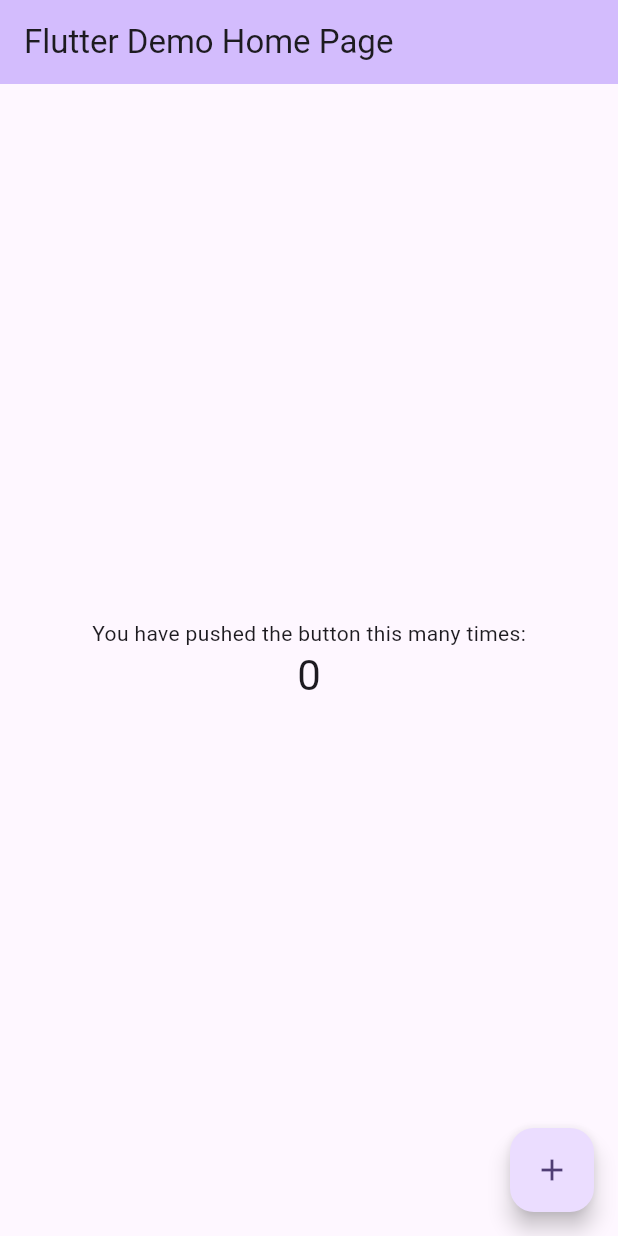
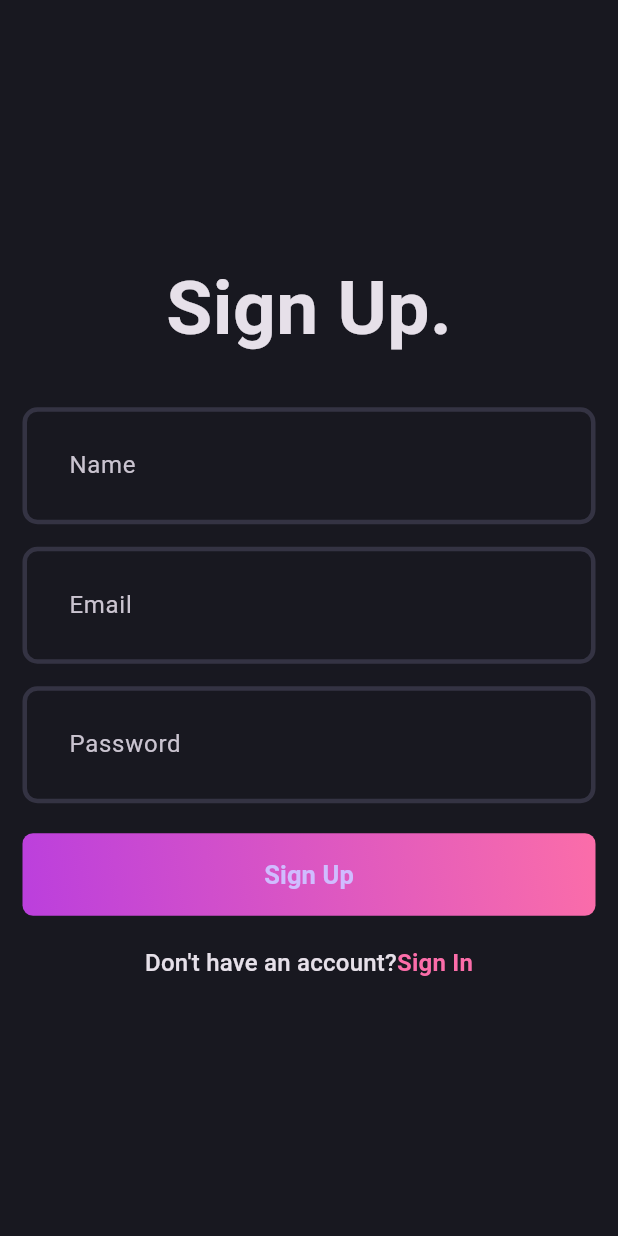
Before and after one commit to kushaalchallani/blogapp, a Flutter app: the screen it shows after launch, on a phone screen of 412 x 824 dp. Run offline on Flutter 3.47's test engine with Material 3 defaults, Android fonts, the phone set to English and light mode, and no system bars.

Commit message:
[Added] Signup Page UI

```diff
--- /dev/null
+++ b/lib/core/theme/app_pallete.dart
@@ -0,0 +1,13 @@
+import 'package:flutter/material.dart';
+
+class AppPallete {
+  static const Color backgroundColor = Color.fromRGBO(24, 24, 32, 1);
+  static const Color gradient1 = Color.fromRGBO(187, 63, 221, 1);
+  static const Color gradient2 = Color.fromRGBO(251, 109, 169, 1);
+  static const Color gradient3 = Color.fromRGBO(255, 159, 124, 1);
+  static const Color borderColor = Color.fromRGBO(52, 51, 67, 1);
+  static const Color whiteColor = Colors.white;
+  static const Color greyColor = Colors.grey;
+  static const Color errorColor = Colors.redAccent;
+  static const Color transparentColor = Colors.transparent;
+}
--- /dev/null
+++ b/lib/core/theme/theme.dart
@@ -0,0 +1,18 @@
+import 'package:blogapp/core/theme/app_pallete.dart';
+import 'package:flutter/material.dart';
+
+class AppTheme {
+  static _border([Color color = AppPallete.borderColor]) => OutlineInputBorder(
+    borderSide: BorderSide(color: color, width: 3),
+    borderRadius: BorderRadius.circular(10),
+  );
+
+  static final darkThemeMode = ThemeData.dark().copyWith(
+    scaffoldBackgroundColor: AppPallete.backgroundColor,
+    inputDecorationTheme: InputDecorationTheme(
+      contentPadding: const EdgeInsets.all(27),
+      enabledBorder: _border(),
+      focusedBorder: _border(AppPallete.gradient2),
+    ),
+  );
+}
--- /dev/null
+++ b/lib/features/auth/presentation/pages/signup_page.dart
@@ -0,0 +1,55 @@
+import 'package:blogapp/core/theme/app_pallete.dart';
+import 'package:blogapp/features/auth/presentation/widgets/auth_field.dart';
+import 'package:blogapp/features/auth/presentation/widgets/auth_gradient_button.dart';
+import 'package:flutter/material.dart';
+
+class SignUpPage extends StatefulWidget {
+  const SignUpPage({super.key});
+
+  @override
+  State<SignUpPage> createState() => _SignUpPageState();
+}
+
+class _SignUpPageState extends State<SignUpPage> {
+  @override
+  Widget build(BuildContext context) {
+    return Scaffold(
+      body: Padding(
+        padding: const EdgeInsets.all(15),
+        child: Column(
+          mainAxisAlignment: MainAxisAlignment.center,
+          children: [
+            const Text(
+              "Sign Up.",
+              style: TextStyle(fontSize: 50, fontWeight: FontWeight.bold),
+            ),
+            const SizedBox(height: 30),
+            const AuthField(hintText: "Name"),
+            const SizedBox(height: 15),
+            const AuthField(hintText: "Email"),
+            const SizedBox(height: 15),
+            const AuthField(hintText: "Password"),
+            const SizedBox(height: 20),
+            const AuthGradientButton(),
+            const SizedBox(height: 20),
+            RichText(
+              text: TextSpan(
+                text: "Don't have an account?",
+                style: Theme.of(context).textTheme.titleMedium,
+                children: [
+                  TextSpan(
+                    text: "Sign In",
+                    style: Theme.of(context).textTheme.titleMedium?.copyWith(
+                      color: AppPallete.gradient2,
+                      fontWeight: FontWeight.bold,
+                    ),
+                  ),
+                ],
+              ),
+            ),
+          ],
+        ),
+      ),
+    );
+  }
+}
--- /dev/null
+++ b/lib/features/auth/presentation/widgets/auth_field.dart
@@ -0,0 +1,11 @@
+import 'package:flutter/material.dart';
+
+class AuthField extends StatelessWidget {
+  final String hintText;
+  const AuthField({super.key, required this.hintText});
+
+  @override
+  Widget build(BuildContext context) {
+    return TextFormField(decoration: InputDecoration(hintText: hintText));
+  }
+}
--- /dev/null
+++ b/lib/features/auth/presentation/widgets/auth_gradient_button.dart
@@ -0,0 +1,32 @@
+import 'package:blogapp/core/theme/app_pallete.dart';
+import 'package:flutter/material.dart';
+
+class AuthGradientButton extends StatelessWidget {
+  const AuthGradientButton({super.key});
+
+  @override
+  Widget build(BuildContext context) {
+    return Container(
+      decoration: BoxDecoration(
+        gradient: const LinearGradient(
+          colors: [AppPallete.gradient1, AppPallete.gradient2],
+          begin: Alignment.bottomLeft,
+          end: Alignment.topRight,
+        ),
+        borderRadius: BorderRadius.circular(7),
+      ),
+      child: ElevatedButton(
+        onPressed: () {},
+        style: ElevatedButton.styleFrom(
+          fixedSize: const Size(395, 55),
+          backgroundColor: AppPallete.transparentColor,
+          shadowColor: AppPallete.transparentColor,
+        ),
+        child: const Text(
+          "Sign Up",
+          style: TextStyle(fontSize: 17, fontWeight: FontWeight.w600),
+        ),
+      ),
+    );
+  }
+}
--- a/lib/main.dart
+++ b/lib/main.dart
@@ -1,3 +1,5 @@
+import 'package:blogapp/core/theme/theme.dart';
+import 'package:blogapp/features/auth/presentation/pages/signup_page.dart';
 import 'package:flutter/material.dart';
 
 void main() {
@@ -11,112 +13,10 @@ class MyApp extends StatelessWidget {
   @override
   Widget build(BuildContext context) {
     return MaterialApp(
+      debugShowCheckedModeBanner: false,
       title: 'Flutter Demo',
-      theme: ThemeData(
-        // This is the theme of your application.
-        //
-        // TRY THIS: Try running your application with "flutter run". You'll see
-        // the application has a purple toolbar. Then, without quitting the app,
-        // try changing the seedColor in the colorScheme below to Colors.green
-        // and then invoke "hot reload" (save your changes or press the "hot
-        // reload" button in a Flutter-supported IDE, or press "r" if you used
-        // the command line to start the app).
-        //
-        // Notice that the counter didn't reset back to zero; the application
-        // state is not lost during the reload. To reset the state, use hot
-        // restart instead.
-        //
-        // This works for code too, not just values: Most code changes can be
-        // tested with just a hot reload.
-        colorScheme: ColorScheme.fromSeed(seedColor: Colors.deepPurple),
-      ),
-      home: const MyHomePage(title: 'Flutter Demo Home Page'),
+      theme: AppTheme.darkThemeMode,
+      home: const SignUpPage(),
     );
   }
 }
-
-class MyHomePage extends StatefulWidget {
-  const MyHomePage({super.key, required this.title});
-
-  // This widget is the home page of your application. It is stateful, meaning
-  // that it has a State object (defined below) that contains fields that affect
-  // how it looks.
-
-  // This class is the configuration for the state. It holds the values (in this
-  // case the title) provided by the parent (in this case the App widget) and
-  // used by the build method of the State. Fields in a Widget subclass are
-  // always marked "final".
-
-  final String title;
-
-  @override
-  State<MyHomePage> createState() => _MyHomePageState();
-}
-
-class _MyHomePageState extends State<MyHomePage> {
-  int _counter = 0;
-
-  void _incrementCounter() {
-    setState(() {
-      // This call to setState tells the Flutter framework that something has
-      // changed in this State, which causes it to rerun the build method below
-      // so that the display can reflect the updated values. If we changed
-      // _counter without calling setState(), then the build method would not be
-      // called again, and so nothing would appear to happen.
-      _counter++;
-    });
-  }
-
-  @override
-  Widget build(BuildContext context) {
-    // This method is rerun every time setState is called, for instance as done
-    // by the _incrementCounter method above.
-    //
-    // The Flutter framework has been optimized to make rerunning build methods
-    // fast, so that you can just rebuild anything that needs updating rather
-    // than having to individually change instances of widgets.
-    return Scaffold(
-      appBar: AppBar(
-        // TRY THIS: Try changing the color here to a specific color (to
-        // Colors.amber, perhaps?) and trigger a hot reload to see the AppBar
-        // change color while the other colors stay the same.
-        backgroundColor: Theme.of(context).colorScheme.inversePrimary,
-        // Here we take the value from the MyHomePage object that was created by
-        // the App.build method, and use it to set our appbar title.
-        title: Text(widget.title),
-      ),
-      body: Center(
-        // Center is a layout widget. It takes a single child and positions it
-        // in the middle of the parent.
-        child: Column(
-          // Column is also a layout widget. It takes a list of children and
-          // arranges them vertically. By default, it sizes itself to fit its
-          // children horizontally, and tries to be as tall as its parent.
-          //
-          // Column has various properties to control how it sizes itself and
-          // how it positions its children. Here we use mainAxisAlignment to
-          // center the children vertically; the main axis here is the vertical
-          // axis because Columns are vertical (the cross axis would be
-          // horizontal).
-          //
-          // TRY THIS: Invoke "debug painting" (choose the "Toggle Debug Paint"
-          // action in the IDE, or press "p" in the console), to see the
-          // wireframe for each widget.
-          mainAxisAlignment: MainAxisAlignment.center,
-          children: <Widget>[
-            const Text('You have pushed the button this many times:'),
-            Text(
-              '$_counter',
-              style: Theme.of(context).textTheme.headlineMedium,
-            ),
-          ],
-        ),
-      ),
-      floatingActionButton: FloatingActionButton(
-        onPressed: _incrementCounter,
-        tooltip: 'Increment',
-        child: const Icon(Icons.add),
-      ), // This trailing comma makes auto-formatting nicer for build methods.
-    );
-  }
-}
```
